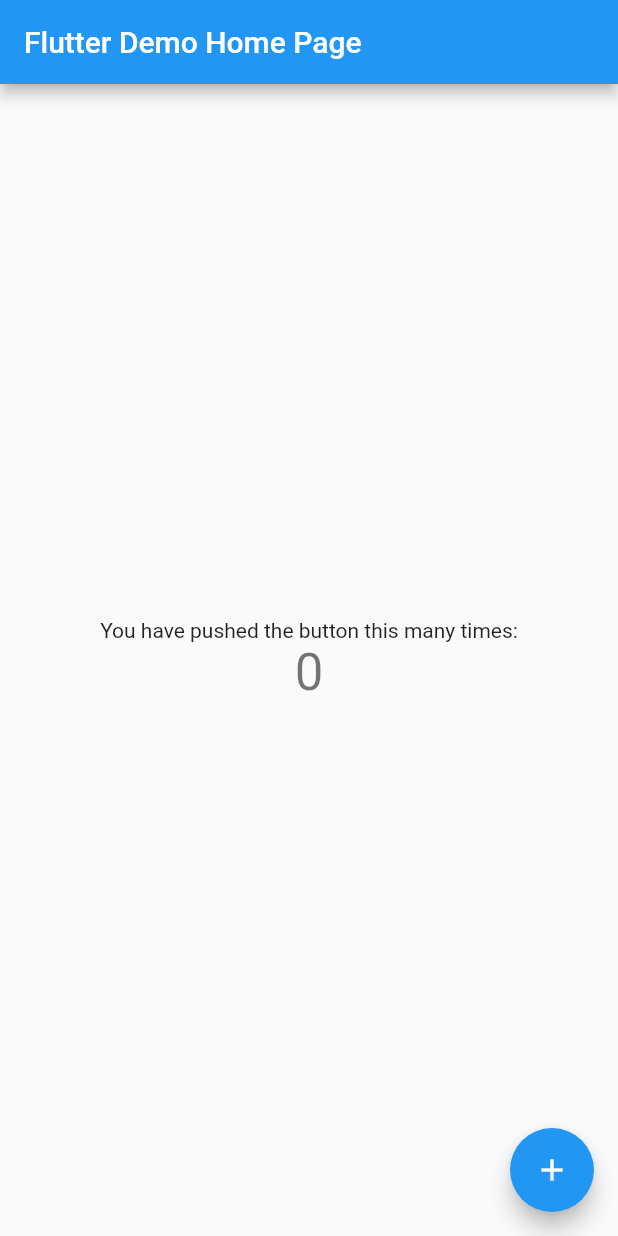
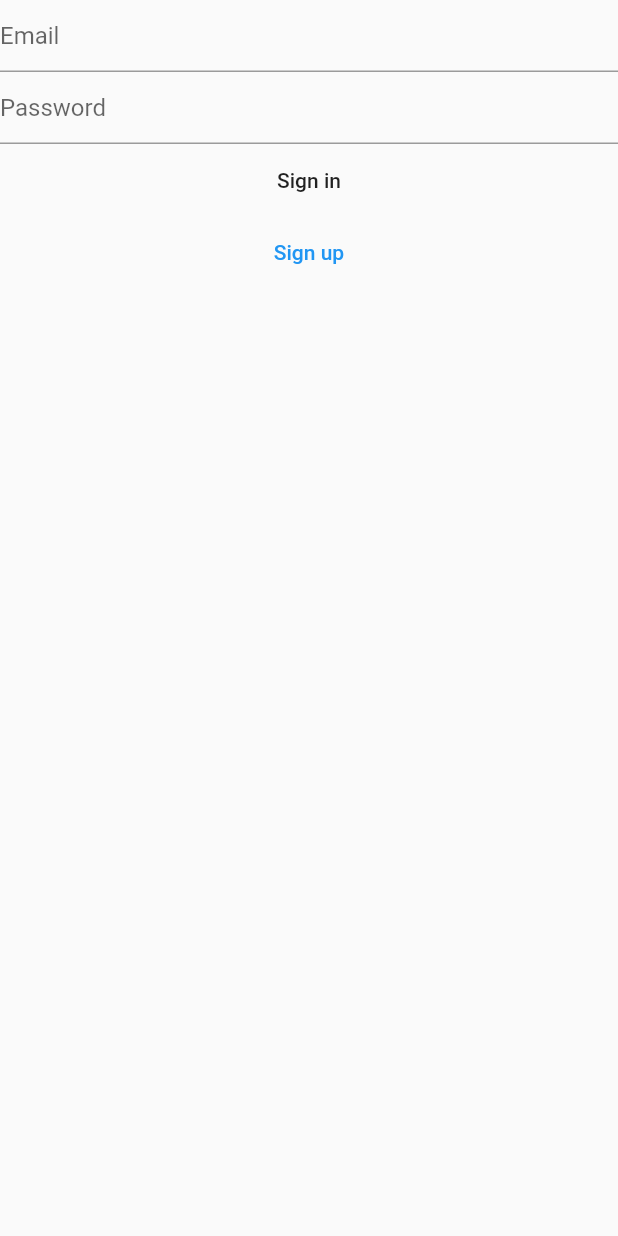
Before and after one commit to RafalProoo/nearby, a Flutter app: the screen it shows after launch, on a phone screen of 412 x 824 dp. Run offline on Flutter 3.47's test engine with Material 2 defaults, Android fonts, the phone set to English and light mode, and no system bars; our stand-ins replace firebase_auth, firebase_core; accounts and stored records are empty.

Commit message:
Created login and user creation logic

```diff
--- /dev/null
+++ b/lib/firebase.dart
@@ -0,0 +1,15 @@
+import 'package:firebase_auth/firebase_auth.dart';
+
+class Authentication {
+  static Future<UserCredential> signUp(String email, String password) {
+    return FirebaseAuth.instance.createUserWithEmailAndPassword(email: email, password: password);
+  }
+
+  static Future<UserCredential> signIn(String email, String password) {
+    return FirebaseAuth.instance.signInWithEmailAndPassword(email: email, password: password);
+  }
+
+  static Future<void> signOut(){
+    return FirebaseAuth.instance.signOut();
+  }
+}
--- a/lib/main.dart
+++ b/lib/main.dart
@@ -1,115 +1,47 @@
+import 'package:firebase_auth/firebase_auth.dart';
+import 'package:firebase_core/firebase_core.dart';
 import 'package:flutter/material.dart';
+import 'package:nearby/home_screen.dart';
+import 'package:nearby/sign_in_screen.dart';
+import 'package:nearby/sign_up_screen.dart';
 
 void main() {
-  runApp(const MyApp());
+  WidgetsFlutterBinding.ensureInitialized();
+  runApp(App());
 }
 
-class MyApp extends StatelessWidget {
-  const MyApp({Key? key}) : super(key: key);
-
-  // This widget is the root of your application.
+class App extends StatefulWidget {
   @override
-  Widget build(BuildContext context) {
-    return MaterialApp(
-      title: 'Flutter Demo',
-      theme: ThemeData(
-        // This is the theme of your application.
-        //
-        // Try running your application with "flutter run". You'll see the
-        // application has a blue toolbar. Then, without quitting the app, try
-        // changing the primarySwatch below to Colors.green and then invoke
-        // "hot reload" (press "r" in the console where you ran "flutter run",
-        // or simply save your changes to "hot reload" in a Flutter IDE).
-        // Notice that the counter didn't reset back to zero; the application
-        // is not restarted.
-        primarySwatch: Colors.blue,
-      ),
-      home: const MyHomePage(title: 'Flutter Demo Home Page'),
-    );
-  }
+  _AppState createState() => _AppState();
 }
 
-class MyHomePage extends StatefulWidget {
-  const MyHomePage({Key? key, required this.title}) : super(key: key);
-
-  // This widget is the home page of your application. It is stateful, meaning
-  // that it has a State object (defined below) that contains fields that affect
-  // how it looks.
-
-  // This class is the configuration for the state. It holds the values (in this
-  // case the title) provided by the parent (in this case the App widget) and
-  // used by the build method of the State. Fields in a Widget subclass are
-  // always marked "final".
-
-  final String title;
-
-  @override
-  State<MyHomePage> createState() => _MyHomePageState();
-}
-
-class _MyHomePageState extends State<MyHomePage> {
-  int _counter = 0;
-
-  void _incrementCounter() {
-    setState(() {
-      // This call to setState tells the Flutter framework that something has
-      // changed in this State, which causes it to rerun the build method below
-      // so that the display can reflect the updated values. If we changed
-      // _counter without calling setState(), then the build method would not be
-      // called again, and so nothing would appear to happen.
-      _counter++;
-    });
-  }
+class _AppState extends State<App> {
+  final Future<FirebaseApp> _initialization = Firebase.initializeApp();
 
   @override
   Widget build(BuildContext context) {
-    // This method is rerun every time setState is called, for instance as done
-    // by the _incrementCounter method above.
-    //
-    // The Flutter framework has been optimized to make rerunning build methods
-    // fast, so that you can just rebuild anything that needs updating rather
-    // than having to individually change instances of widgets.
-    return Scaffold(
-      appBar: AppBar(
-        // Here we take the value from the MyHomePage object that was created by
-        // the App.build method, and use it to set our appbar title.
-        title: Text(widget.title),
-      ),
-      body: Center(
-        // Center is a layout widget. It takes a single child and positions it
-        // in the middle of the parent.
-        child: Column(
-          // Column is also a layout widget. It takes a list of children and
-          // arranges them vertically. By default, it sizes itself to fit its
-          // children horizontally, and tries to be as tall as its parent.
-          //
-          // Invoke "debug painting" (press "p" in the console, choose the
-          // "Toggle Debug Paint" action from the Flutter Inspector in Android
-          // Studio, or the "Toggle Debug Paint" command in Visual Studio Code)
-          // to see the wireframe for each widget.
-          //
-          // Column has various properties to control how it sizes itself and
-          // how it positions its children. Here we use mainAxisAlignment to
-          // center the children vertically; the main axis here is the vertical
-          // axis because Columns are vertical (the cross axis would be
-          // horizontal).
-          mainAxisAlignment: MainAxisAlignment.center,
-          children: <Widget>[
-            const Text(
-              'You have pushed the button this many times:',
-            ),
-            Text(
-              '$_counter',
-              style: Theme.of(context).textTheme.headline4,
-            ),
-          ],
-        ),
-      ),
-      floatingActionButton: FloatingActionButton(
-        onPressed: _incrementCounter,
-        tooltip: 'Increment',
-        child: const Icon(Icons.add),
-      ), // This trailing comma makes auto-formatting nicer for build methods.
+    return FutureBuilder(
+      future: _initialization,
+      builder: (context, snapshot) {
+        return MaterialApp(
+          home: getScreen(snapshot),
+          routes: {'/signIn': (context) => SignInScreen(), '/signUp': (context) => SignUpScreen(), '/home': (context) => const HomeScreen()},
+        );
+      },
     );
   }
+
+  getScreen(AsyncSnapshot snapshot) {
+    if (snapshot.hasError) {
+      return const Text('Something went wrong');
+    } else if (snapshot.connectionState == ConnectionState.done) {
+      if (FirebaseAuth.instance.currentUser == null) {
+        return SignInScreen();
+      } else {
+        return const HomeScreen();
+      }
+    } else {
+      return const Text('Loading');
+    }
+  }
 }
--- /dev/null
+++ b/lib/sign_in_screen.dart
@@ -0,0 +1,62 @@
+import 'package:firebase_auth/firebase_auth.dart';
+import 'package:flutter/material.dart';
+import 'package:nearby/firebase.dart';
+
+class SignInScreen extends StatelessWidget {
+  final _formKey = GlobalKey<FormState>();
+
+  final TextEditingController _emailTextEditingController = TextEditingController();
+  final TextEditingController _passwordTextEditingController = TextEditingController();
+
+  @override
+  Widget build(BuildContext context) {
+    return Scaffold(
+      body: ListView(
+        shrinkWrap: true,
+        children: [
+          Form(
+              key: _formKey,
+              child: Column(
+                children: [
+                  TextFormField(
+                    controller: _emailTextEditingController,
+                    decoration: const InputDecoration(hintText: 'Email'),
+                    validator: (value) {
+                      if (value == null || value.isEmpty) {
+                        return 'Field can not be empty';
+                      }
+                      return null;
+                    },
+                  ),
+                  TextFormField(
+                    controller: _passwordTextEditingController,
+                    decoration: const InputDecoration(hintText: 'Password'),
+                    obscureText: true,
+                    validator: (value) {
+                      if (value == null || value.isEmpty) {
+                        return 'Field can not be empty';
+                      }
+                      return null;
+                    },
+                  ),
+                  MaterialButton(
+                    onPressed: () {
+                      if (_formKey.currentState!.validate()) {
+                        Future<UserCredential> uc = Authentication.signIn(_emailTextEditingController.text, _passwordTextEditingController.text);
+                        uc.whenComplete(() => Navigator.popAndPushNamed(context, '/home'));
+                      }
+                    },
+                    child: const Text('Sign in'),
+                  ),
+                ],
+              )),
+          TextButton(
+              onPressed: () {
+                Navigator.popAndPushNamed(context, '/signUp');
+              },
+              child: const Text('Sign up'))
+        ],
+      ),
+    );
+  }
+}
--- a/pubspec.yaml
+++ b/pubspec.yaml
@@ -32,6 +32,7 @@
   cloud_firestore: ^1.0.0
   firebase_auth: ^1.0.0
   provider: ^5.0.0
+  firebase_core: ^1.3.0
 
 
   # The following adds the Cupertino Icons font to your application.
```
Also changed, not shown: lib/home_screen.dart (added, +27 -0 lines), lib/sign_up_screen.dart (added, +73 -0 lines), pubspec.lock, 1 other file.
